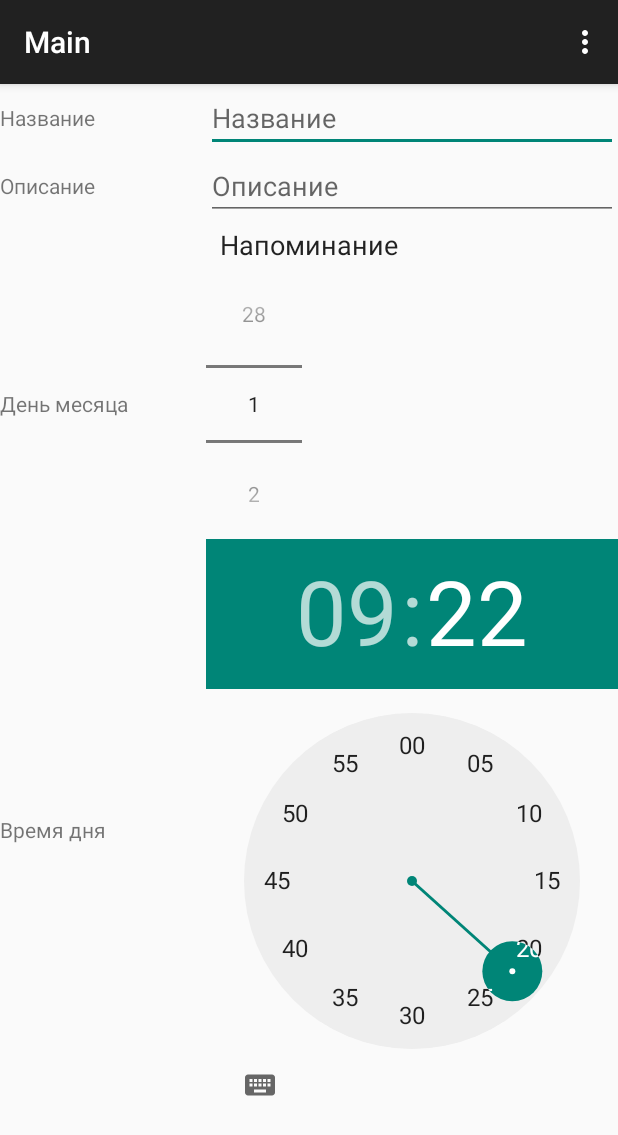
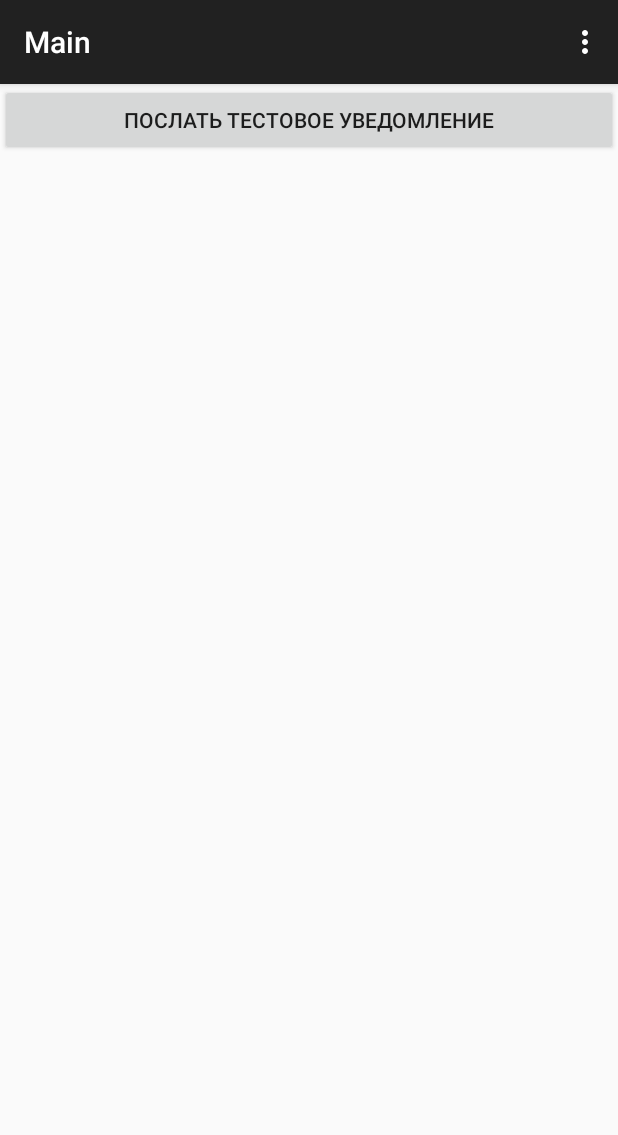
Before and after one commit to dmitry-t/creview, an Android app: the screen it shows after launch (MainActivity), in the options menu, after a tap on "Settings", on a phone screen of 412 x 824 dp. Shown: the top 1135 px of the screen. Run offline under Robolectric (Android 15) with nearby library versions, the phone set to English and light mode, and no system bars.

Commit message:
Android notifications and scheduler outline

```diff
--- a/hints/android/app/src/main/java/com/data/hints/MainActivity.java
+++ b/hints/android/app/src/main/java/com/data/hints/MainActivity.java
@@ -1,19 +1,40 @@
 package com.data.hints;
 
+import android.os.Bundle;
 import android.support.v7.app.ActionBarActivity;
-import android.os.Bundle;
 import android.view.Menu;
 import android.view.MenuItem;
+import android.view.View;
+
+import com.data.hints.app.NotificationService;
+import com.data.hints.core.Task;
+import com.data.hints.schedule.Scheduler;
+
+import java.util.GregorianCalendar;
 
 
 public class MainActivity extends ActionBarActivity {
+
+    private NotificationService notificationService_;
+    private Scheduler scheduler_;
 
     @Override
     protected void onCreate(Bundle savedInstanceState) {
         super.onCreate(savedInstanceState);
         setContentView(R.layout.activity_main);
 
+        notificationService_ = new NotificationService(MainActivity.this);
+        scheduler_ = new Scheduler(notificationService_);
 
+        findViewById(R.id.activity_main_notify_button).setOnClickListener(new View.OnClickListener() {
+
+            @Override
+            public void onClick(View view) {
+                final GregorianCalendar calendar = new GregorianCalendar();
+                calendar.add(GregorianCalendar.SECOND, 5);
+                scheduler_.schedule(new Task("Title", "Text"), calendar.getTime());
+            }
+        });
     }
 
     @Override
--- /dev/null
+++ b/hints/android/app/src/main/java/com/data/hints/app/NotificationService.java
@@ -0,0 +1,28 @@
+package com.data.hints.app;
+
+import android.app.NotificationManager;
+import android.content.Context;
+import android.support.v4.app.NotificationCompat;
+
+import java.util.Date;
+
+public class NotificationService {
+
+    private Context context_;
+    private int counter_;
+
+    public NotificationService(Context context) {
+        context_ = context;
+        counter_ = 0;
+    }
+
+    public void notify(CharSequence title, CharSequence text, Date issueTime) {
+        ((NotificationManager) context_.getSystemService(Context.NOTIFICATION_SERVICE))
+                .notify(++counter_,
+                        new NotificationCompat.Builder(context_)
+                                .setSmallIcon(android.R.drawable.ic_dialog_info)
+                                .setContentTitle(title)
+                                .setContentText(text)
+                                .build());
+    }
+}
--- a/hints/android/app/src/main/java/com/data/hints/app/PushIntentService.java
+++ b/hints/android/app/src/main/java/com/data/hints/app/PushIntentService.java
@@ -14,7 +14,8 @@ public class PushIntentService extends IntentService {
 
     @Override
     protected void onHandleIntent(Intent intent) {
-        Bundle extras = intent.getExtras();
-        GoogleCloudMessaging messaging = GoogleCloudMessaging.getInstance(this);
+        final Bundle extras = intent.getExtras();
+        final GoogleCloudMessaging messaging = GoogleCloudMessaging.getInstance(this);
+        final String messageType = messaging.getMessageType(intent);
     }
 }
--- a/hints/android/app/src/main/java/com/data/hints/core/Notification.java
+++ b/hints/android/app/src/main/java/com/data/hints/core/Notification.java
@@ -3,9 +3,15 @@ package com.data.hints.core;
 import java.util.Date;
 
 public class Notification {
+    public final int id;
+    public final CharSequence title;
+    public final CharSequence text;
     public final Date issueTime;
 
-    public Notification(Date issueTime) {
+    public Notification(int id, CharSequence title, CharSequence text, Date issueTime) {
+        this.id = id;
+        this.title = title;
+        this.text = text;
         this.issueTime = issueTime;
     }
 }
--- a/hints/android/app/src/main/java/com/data/hints/core/Task.java
+++ b/hints/android/app/src/main/java/com/data/hints/core/Task.java
@@ -1,4 +1,9 @@
 package com.data.hints.core;
+
+import com.data.hints.app.NotificationService;
+
+import java.util.Date;
+import java.util.GregorianCalendar;
 
 public class Task {
 
@@ -35,4 +40,8 @@ public class Task {
     public TriggerTime getTriggerTime() {
         return triggerTime_;
     }
+
+    public void perform(Date issueTime, NotificationService notificationService) {
+        notificationService.notify(title_, description_, issueTime);
+    }
 }
--- /dev/null
+++ b/hints/android/app/src/main/java/com/data/hints/schedule/Scheduler.java
@@ -0,0 +1,30 @@
+package com.data.hints.schedule;
+
+import com.data.hints.app.NotificationService;
+import com.data.hints.core.Task;
+
+import java.util.Date;
+import java.util.Timer;
+import java.util.TimerTask;
+
+public class Scheduler {
+
+    private final Timer timer_;
+    private NotificationService notificationService_;
+
+    public Scheduler(NotificationService notificationService) {
+        notificationService_ = notificationService;
+        timer_ = new Timer();
+    }
+
+    public void schedule(final Task task, final Date issueTime) {
+        timer_.schedule(
+                new TimerTask() {
+                    @Override
+                    public void run() {
+                        task.perform(issueTime, notificationService_);
+                    }
+                },
+                issueTime);
+    }
+}
--- a/hints/android/app/src/main/res/layout/activity_main.xml
+++ b/hints/android/app/src/main/res/layout/activity_main.xml
@@ -1,13 +1,28 @@
-<FrameLayout
-    android:id="@+id/container"
-    xmlns:android="http://schemas.android.com/apk/res/android"
+<ScrollView xmlns:android="http://schemas.android.com/apk/res/android"
             xmlns:tools="http://schemas.android.com/tools"
             android:layout_width="match_parent"
             android:layout_height="match_parent"
             tools:context="com.data.hints.MainActivity"
             tools:ignore="MergeRootFrame">
 
+    <LinearLayout
+        android:id="@+id/container"
+        android:layout_width="match_parent"
+        android:layout_height="wrap_content"
+        android:orientation="horizontal">
+
+        <Button
+            android:id="@+id/activity_main_notify_button"
+            android:text="@string/send_test_notification"
+            android:layout_width="match_parent"
+            android:layout_height="wrap_content"
+            />
+
         <com.data.hints.view.TaskEditView
+            android:id="@+id/activity_main_task_view"
             android:layout_width="match_parent"
             android:layout_height="wrap_content"/>
-</FrameLayout>
+
+    </LinearLayout>
+
+</ScrollView>
--- a/hints/android/app/src/main/res/values/strings.xml
+++ b/hints/android/app/src/main/res/values/strings.xml
@@ -11,5 +11,6 @@
     <string name="task_day_of_month">День месяца</string>
     <string name="task_time_of_day">Время дня</string>
     <string name="task_time_hour_minute_delimiter">:</string>
+    <string name="send_test_notification">Послать тестовое уведомление</string>
 
 </resources>
```
Lines whose indentation alone changed are shown as unchanged.
